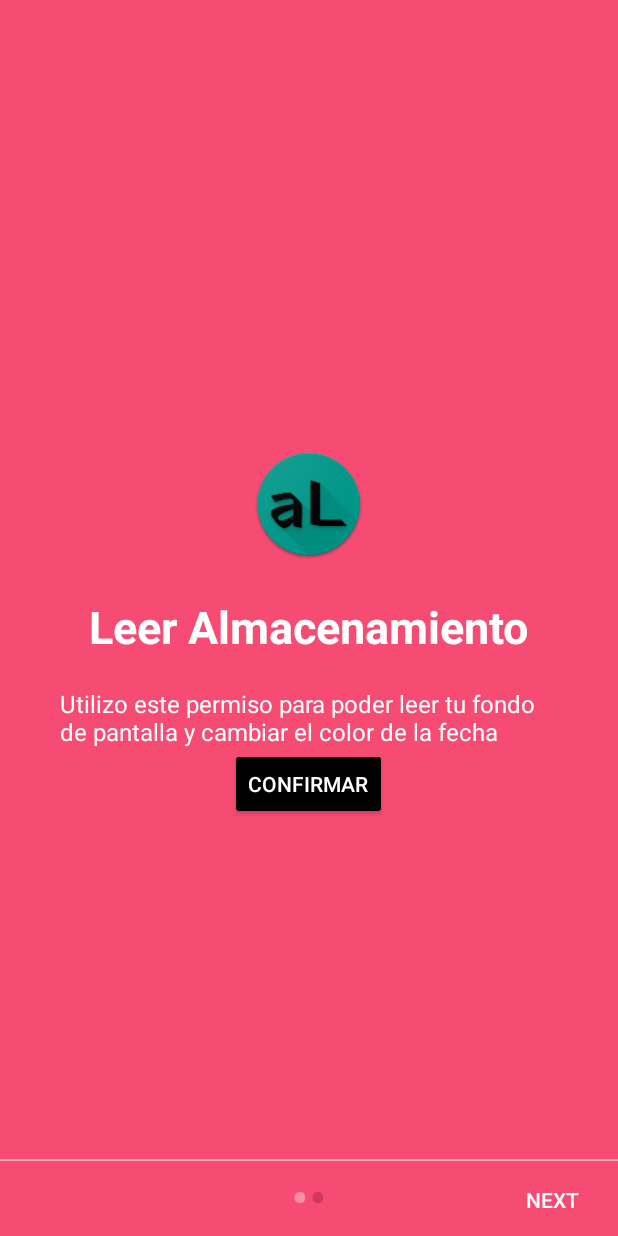
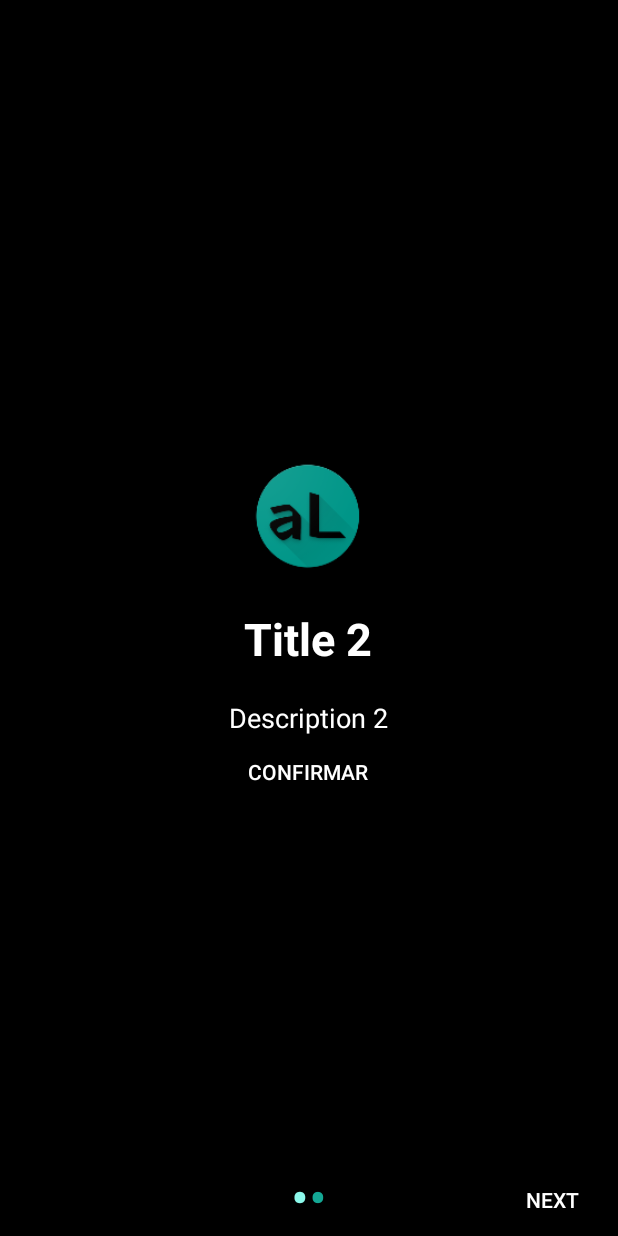
Before and after one commit to amaury-tobias/aLauncher, an Android app: the screen it shows after launch (WelcomeActivity), on a phone screen of 412 x 824 dp. Run offline under Robolectric (Android 15) with nearby library versions, the phone set to English and light mode, and no system bars; libraries missing offline, so code that uses them is left out: android.support.v7; 4 statements that could not run were skipped.

Commit message:
Gesto swipeLeft cambiar fragment, appList swipeDown to update,  actualizacion de colores

```diff
--- a/app/src/main/java/me/amaurytq/alauncher/MainActivity.java
+++ b/app/src/main/java/me/amaurytq/alauncher/MainActivity.java
@@ -1,6 +1,7 @@
 package me.amaurytq.alauncher;
 
 import android.Manifest;
+import android.annotation.SuppressLint;
 import android.app.WallpaperManager;
 import android.content.Context;
 import android.content.Intent;
@@ -17,13 +18,18 @@ import android.support.v4.app.FragmentManager;
 import android.support.v4.app.FragmentTransaction;
 import android.support.v4.content.ContextCompat;
 import android.support.v7.app.AppCompatActivity;
+import android.view.GestureDetector;
+import android.view.MotionEvent;
 import android.view.View;
 import android.view.Window;
+import android.widget.LinearLayout;
 import android.widget.TextClock;
+import android.widget.Toast;
 
 import me.amaurytq.alauncher.fragments.AppListFragment;
 import me.amaurytq.alauncher.fragments.MyAppListRecyclerViewAdapter;
 import me.amaurytq.alauncher.fragments.SettingsFragment;
+import me.amaurytq.alauncher.fragments.content.ApplicationContent;
 import me.amaurytq.alauncher.fragments.models.ApplicationItem;
 
 public class MainActivity extends AppCompatActivity implements
@@ -32,29 +38,31 @@ public class MainActivity extends AppCompatActivity implements
 
     private TextClock tcMonth;
     private SharedPreferences sharedPreferences;
+    private static final AppListFragment APP_LIST_FRAGMENT = new AppListFragment();
+    private static final SettingsFragment SETTINGS_FRAGMENT = new SettingsFragment();
+
+    private static final String APP_LIST_TAG = "appList";
+    private static final String SETTINGS_TAG = "settings";
 
     private void changeFragment(Fragment newFragment, String tag) {
         FragmentManager fm = getSupportFragmentManager();
+
         Fragment currentFragment = fm.findFragmentByTag(tag);
         if (currentFragment != null && currentFragment.isVisible()) {
             return;
         }
 
         FragmentTransaction ft = fm.beginTransaction();
+        ft.setCustomAnimations(R.anim.enter, R.anim.exit, R.anim.pop_enter, R.anim.pop_exit);
         ft.replace(R.id.containerFrameMain, newFragment, tag);
+        ft.addToBackStack(null);
         ft.commit();
     }
 
     @Override
-    public void onBackPressed() {
-        changeFragment(new AppListFragment(), "appList");
-        // AppListFragment._adapter.notifyDataSetChanged();
-    }
+    public void onBackPressed() {}
 
-    @Override
-    protected void onResume() {
-        super.onResume();
-
+    private void updateColors() {
         if (Build.VERSION.SDK_INT >= Build.VERSION_CODES.M) {
             if (ContextCompat.checkSelfPermission(getApplicationContext(),
                     Manifest.permission.READ_EXTERNAL_STORAGE)
@@ -64,12 +72,6 @@ public class MainActivity extends AppCompatActivity implements
         } else {
             ThemeManager.setColorsFromBackground(getApplicationContext());
         }
-        if (AppListFragment._adapter != null)
-            AppListFragment._adapter.notifyDataSetChanged();
-        updateColors();
-    }
-
-    private void updateColors() {
         int color = sharedPreferences.getInt("color", Color.WHITE);
         tcMonth.setTextColor(color);
     }
@@ -77,31 +79,38 @@ public class MainActivity extends AppCompatActivity implements
     @Override
     protected void onCreate(Bundle savedInstanceState) {
         super.onCreate(savedInstanceState);
+        PrefManager prefManager = new PrefManager(this);
 
-        PrefManager prefManager = new PrefManager(this);
         if (prefManager.isFirstTimeLaunch()) {
             startActivity(new Intent(MainActivity.this, WelcomeActivity.class));
             prefManager.setFirstTimeLaunch(false);
         }
         supportRequestWindowFeature(Window.FEATURE_NO_TITLE);
         setContentView(R.layout.activity_main);
-        changeFragment(new AppListFragment(), "appList");
+        changeFragment(APP_LIST_FRAGMENT, APP_LIST_TAG);
+
         initialize();
     }
 
+    @SuppressLint("ClickableViewAccessibility")
     private void initialize() {
+        ApplicationContent.setPackageManager(this);
+        ApplicationContent.fillItemList();
 
         sharedPreferences = getSharedPreferences("prefs", MODE_PRIVATE);
-        TextClock tcHour = findViewById(R.id.tcHour);
+        //TextClock tcHour = findViewById(R.id.tcHour);
         tcMonth = findViewById(R.id.tcMonth);
+        updateColors();
+        LinearLayout linearTop = findViewById(R.id.linearTop);
+        linearTop.setOnTouchListener(new OnSwipeTouchListener(MainActivity.this){
+            public void onSwipeLeft() {
+                FragmentManager fm = getSupportFragmentManager();
 
-        tcHour.setOnLongClickListener(new View.OnLongClickListener() {
-            @Override
-            public boolean onLongClick(View v) {
-                Vibrator vibrator = (Vibrator) getApplicationContext().getSystemService(Context.VIBRATOR_SERVICE);
-                vibrator.vibrate(100);
-                changeFragment(new SettingsFragment(), "settings");
-                return false;
+                Fragment currentFragment = fm.findFragmentByTag(SETTINGS_TAG);
+                if (currentFragment != null && currentFragment.isVisible())
+                    changeFragment(APP_LIST_FRAGMENT, APP_LIST_TAG);
+                else
+                    changeFragment(SETTINGS_FRAGMENT, SETTINGS_TAG);
             }
         });
     }
@@ -109,17 +118,37 @@ public class MainActivity extends AppCompatActivity implements
 
     @Override
     public void onClickListener(ApplicationItem item) {
-        Intent i = getApplicationContext().getPackageManager().getLaunchIntentForPackage(item.packageName);
-        getApplicationContext().startActivity(i);
+        try {
+            Intent i = getApplicationContext().getPackageManager().getLaunchIntentForPackage(item.packageName);
+            getApplicationContext().startActivity(i);
+        } catch (Exception error) {
+            Toast.makeText(MainActivity.this, "La aplicación no se encuentra instalada", Toast.LENGTH_SHORT).show();
+            ApplicationContent.fillItemList();
+            AppListFragment._adapter.notifyDataSetChanged();
+        }
     }
 
     @Override
     public void onLongClickListener(ApplicationItem item) {
         Vibrator vibrator = (Vibrator) getApplicationContext().getSystemService(Context.VIBRATOR_SERVICE);
         vibrator.vibrate(100);
-        Intent i = new Intent(android.provider.Settings.ACTION_APPLICATION_DETAILS_SETTINGS);
-        i.setData(Uri.parse("package:".concat(item.packageName)));
-        getApplicationContext().startActivity(i);
+
+        try {
+            Intent i = new Intent(android.provider.Settings.ACTION_APPLICATION_DETAILS_SETTINGS);
+            i.setData(Uri.parse("package:".concat(item.packageName)));
+            getApplicationContext().startActivity(i);
+        } catch (Exception error) {
+            Toast.makeText(MainActivity.this, "La aplicación no se encuentra instalada", Toast.LENGTH_SHORT).show();
+            ApplicationContent.fillItemList();
+            AppListFragment._adapter.notifyDataSetChanged();
+        }
+    }
+
+    @Override
+    public void onSwipeRefreshAppList() {
+        updateColors();
+        ApplicationContent.fillItemList();
+        AppListFragment._adapter.notifyDataSetChanged();
     }
 
     private static final int RESULT_SELECT_WALLPAPER = 222;
@@ -152,9 +181,10 @@ public class MainActivity extends AppCompatActivity implements
                         Intent intent = new Intent(manager.getCropAndSetWallpaperIntent(imageUri));
                         startActivity(intent);
                     }
-                    changeFragment(new AppListFragment(), "appList");
+                    changeFragment(APP_LIST_FRAGMENT, APP_LIST_TAG);
                     break;
             }
         }
     }
+
 }
--- a/app/src/main/java/me/amaurytq/alauncher/WelcomeActivity.java
+++ b/app/src/main/java/me/amaurytq/alauncher/WelcomeActivity.java
@@ -18,7 +18,6 @@ import android.view.WindowManager;
 import android.widget.Button;
 import android.widget.LinearLayout;
 import android.widget.TextView;
-import android.widget.Toast;
 
 public class WelcomeActivity extends AppCompatActivity {
 
--- a/app/src/main/java/me/amaurytq/alauncher/fragments/AppListFragment.java
+++ b/app/src/main/java/me/amaurytq/alauncher/fragments/AppListFragment.java
@@ -1,9 +1,11 @@
 package me.amaurytq.alauncher.fragments;
 
 import android.content.Context;
+import android.graphics.Color;
 import android.os.Bundle;
 import android.support.annotation.NonNull;
 import android.support.v4.app.Fragment;
+import android.support.v4.widget.SwipeRefreshLayout;
 import android.support.v7.widget.LinearLayoutManager;
 import android.support.v7.widget.RecyclerView;
 import android.view.LayoutInflater;
@@ -28,28 +30,41 @@ public class AppListFragment extends Fragment {
     public View onCreateView(@NonNull LayoutInflater inflater, ViewGroup container,
                              Bundle savedInstanceState) {
         View view = inflater.inflate(R.layout.fragment_applist_list, container, false);
+        RecyclerView recyclerView = view.findViewById(R.id.ApplicationList);
 
-        if (view instanceof RecyclerView) {
-            Context context = view.getContext();
-            RecyclerView recyclerView = (RecyclerView) view;
-            _adapter = new MyAppListRecyclerViewAdapter(ApplicationContent.ITEMS, mListener);
-            recyclerView.setLayoutManager(new LinearLayoutManager(context));
-            recyclerView.setAdapter(_adapter);
+        if (view instanceof SwipeRefreshLayout){
+            final SwipeRefreshLayout refreshLayout = (SwipeRefreshLayout) view;
+            refreshLayout.setColorSchemeColors(Color.BLACK);
+            refreshLayout.setOnRefreshListener(new SwipeRefreshLayout.OnRefreshListener() {
+                @Override
+                public void onRefresh() {
+                    mListener.onSwipeRefreshAppList();
+                    refreshLayout.setRefreshing(false);
+                }
+            });
         }
+        Context context = view.getContext();
+
+        _adapter = new MyAppListRecyclerViewAdapter(ApplicationContent.ITEMS, mListener);
+        recyclerView.setLayoutManager(new LinearLayoutManager(context));
+        recyclerView.setAdapter(_adapter);
+
         return view;
     }
 
     @Override
     public void onAttach(Context context) {
         super.onAttach(context);
+        //ApplicationContent.fillItemList();
+        if (null != _adapter)
+            _adapter.notifyDataSetChanged();
         if (context instanceof OnListFragmentInteractionListener) {
             mListener = (OnListFragmentInteractionListener) context;
-            ApplicationContent.setPackageManager(context);
-            ApplicationContent.fillItemList();
         } else {
             throw new RuntimeException(context.toString()
                     + " must implement 1OnListFragmentInteractionListener");
         }
+
     }
 
     @Override
@@ -61,6 +76,7 @@ public class AppListFragment extends Fragment {
     public interface OnListFragmentInteractionListener {
         void onClickListener(ApplicationItem item);
         void onLongClickListener(ApplicationItem item);
+        void onSwipeRefreshAppList();
     }
 
 }
--- a/app/src/main/java/me/amaurytq/alauncher/fragments/content/ApplicationContent.java
+++ b/app/src/main/java/me/amaurytq/alauncher/fragments/content/ApplicationContent.java
@@ -23,13 +23,12 @@ public class ApplicationContent {
     }
 
     public static void fillItemList() {
+        if (_packageManager == null) return;
+
         ITEMS.clear();
-
         Intent i = new Intent(Intent.ACTION_MAIN, null);
         i.addCategory(Intent.CATEGORY_LAUNCHER);
-
         List<ResolveInfo> applicationResolver = _packageManager.queryIntentActivities(i, 0);
-
         for (ResolveInfo ri : applicationResolver) {
             ApplicationItem applicationItem = new ApplicationItem(
                     (String) ri.loadLabel(_packageManager),
--- a/app/src/main/res/drawable/thumb_drawable.xml
+++ b/app/src/main/res/drawable/thumb_drawable.xml
@@ -2,8 +2,8 @@
 <selector xmlns:android="http://schemas.android.com/apk/res/android">
     <item
         android:state_pressed="true"
-        android:drawable="@drawable/thumb_pressed"/>
+        android:drawable="@drawable/thumb"/>
 
     <item
-        android:drawable="@drawable/thumb"/>
+        android:drawable="@drawable/thumb_pressed"/>
 </selector>
--- a/app/src/main/res/layout/activity_welcome.xml
+++ b/app/src/main/res/layout/activity_welcome.xml
@@ -25,9 +25,8 @@
     <View
         android:layout_width="match_parent"
         android:layout_height="1dp"
-        android:alpha=".5"
         android:layout_above="@id/layoutDots"
-        android:background="@android:color/white" />
+        android:alpha=".5" />
 
     <Button
         android:id="@+id/btn_next"
--- a/app/src/main/res/layout/welcome_slide1.xml
+++ b/app/src/main/res/layout/welcome_slide1.xml
@@ -1,9 +1,14 @@
 <?xml version="1.0" encoding="utf-8"?>
-<LinearLayout xmlns:android="http://schemas.android.com/apk/res/android"
+<RelativeLayout xmlns:android="http://schemas.android.com/apk/res/android"
     android:layout_width="match_parent"
     android:layout_height="match_parent"
-    android:background="@color/bg_screen1"
-    android:gravity="center_horizontal|center_vertical"
+    android:background="@color/bg_screen2">
+
+    <LinearLayout
+        android:layout_width="wrap_content"
+        android:layout_height="wrap_content"
+        android:layout_centerInParent="true"
+        android:gravity="center_horizontal"
         android:orientation="vertical">
 
         <ImageView
@@ -14,8 +19,7 @@
         <TextView
             android:layout_width="wrap_content"
             android:layout_height="wrap_content"
-        android:text="@string/slide_1_title"
-        android:textAlignment="center"
+            android:text="@string/slide_2_title"
             android:textColor="@android:color/white"
             android:textSize="@dimen/slide_title"
             android:textStyle="bold" />
@@ -26,16 +30,17 @@
             android:layout_marginTop="20dp"
             android:paddingLeft="@dimen/desc_padding"
             android:paddingRight="@dimen/desc_padding"
-        android:text="@string/slide_1_desc"
+            android:text="@string/slide_2_desc"
             android:textAlignment="center"
             android:textColor="@android:color/white"
             android:textSize="@dimen/slide_desc" />
 
         <Button
-        android:id="@+id/btnConfirm_S1"
+            android:id="@+id/btnConfirm_S2"
             style="@style/Widget.AppCompat.Button.Colored"
-        android:layout_width="wrap_content"
+            android:layout_width="match_parent"
             android:layout_height="wrap_content"
             android:text="Confirmar" />
 
     </LinearLayout>
+</RelativeLayout>
--- a/app/src/main/res/values/colors.xml
+++ b/app/src/main/res/values/colors.xml
@@ -6,34 +6,24 @@
     <color name="colorTextLauncher">#FFFFFF</color>
 
     <!-- Screens background color-->
-    <color name="bg_screen1">#f64c73</color>
-    <color name="bg_screen2">#20d2bb</color>
-    <color name="bg_screen3">#3395ff</color>
-    <color name="bg_screen4">#c873f4</color>
+    <color name="bg_screen1">#000000</color>
+    <color name="bg_screen2">#000000</color>
 
     <!-- dots inactive colors -->
-    <color name="dot_dark_screen1">#d1395c</color>
-    <color name="dot_dark_screen2">#14a895</color>
-    <color name="dot_dark_screen3">#2278d4</color>
-    <color name="dot_dark_screen4">#a854d4</color>
+    <color name="dot_dark_screen1">#14a895</color>
+    <color name="dot_dark_screen2">#d1395c</color>
 
     <!-- dots active colors -->
-    <color name="dot_light_screen1">#f98da5</color>
-    <color name="dot_light_screen2">#8cf9eb</color>
-    <color name="dot_light_screen3">#93c6fd</color>
-    <color name="dot_light_screen4">#e4b5fc</color>
+    <color name="dot_light_screen1">#8cf9eb</color>
+    <color name="dot_light_screen2">#f98da5</color>
 
     <array name="array_dot_active">
         <item>@color/dot_light_screen1</item>
         <item>@color/dot_light_screen2</item>
-        <item>@color/dot_light_screen3</item>
-        <item>@color/dot_light_screen4</item>
     </array>
 
     <array name="array_dot_inactive">
         <item>@color/dot_dark_screen1</item>
         <item>@color/dot_dark_screen2</item>
-        <item>@color/dot_dark_screen3</item>
-        <item>@color/dot_dark_screen4</item>
     </array>
 </resources>
--- a/app/src/main/res/values/dimens.xml
+++ b/app/src/main/res/values/dimens.xml
@@ -6,8 +6,9 @@
     <dimen name="dots_height">30dp</dimen>
     <dimen name="dots_margin_bottom">20dp</dimen>
     <dimen name="img_width_height">120dp</dimen>
+
     <dimen name="slide_title">30sp</dimen>
-    <dimen name="slide_desc">16sp</dimen>
+    <dimen name="slide_desc">18sp</dimen>
     <dimen name="desc_padding">40dp</dimen>
     <dimen name="text_margin">16dp</dimen>
 </resources>
--- a/app/src/main/res/values/strings.xml
+++ b/app/src/main/res/values/strings.xml
@@ -6,8 +6,9 @@
     <string name="skip">SKIP</string>
     <string name="start">GOT IT</string>
 
-    <string name="slide_1_title">Leer Almacenamiento</string>
-    <string name="slide_1_desc">Utilizo este permiso para poder leer tu fondo de pantalla y cambiar el color de la fecha</string>
+    <string name="slide_1_title">Almacenamiento</string>
+    <string name="slide_1_desc">Necesitamos tu permiso de acceso al Almacenamiento
+        externo para leer los colores de tu Fondo de pantalla y personalizar tu launcher</string>
 
     <string name="slide_2_title">Title 2</string>
     <string name="slide_2_desc">Description 2</string>
```
Also changed, not shown: app/src/main/java/me/amaurytq/alauncher/OnSwipeTouchListener.java (added, +73 -0 lines), app/src/main/res/anim/enter.xml (added, +8 -0 lines), app/src/main/res/anim/exit.xml (added, +8 -0 lines), app/src/main/res/anim/pop_enter.xml (added, +8 -0 lines), app/src/main/res/anim/pop_exit.xml (added, +8 -0 lines), app/src/main/res/layout/fragment_applist_list.xml (+7 -2 lines), app/src/main/res/layout/welcome_slide2.xml (+7 -8 lines). Lines whose indentation alone changed are shown as unchanged.
